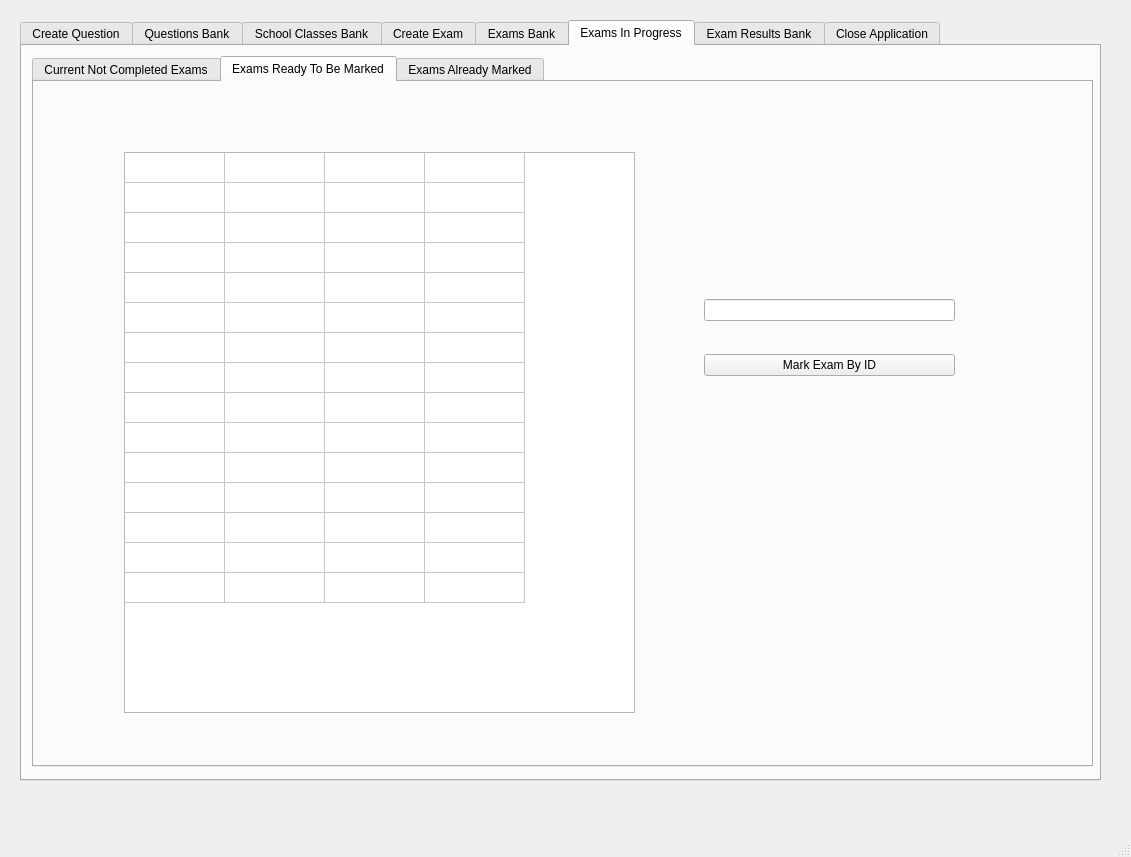
Above: GUI/TeacherGUIQtDesigner.ui from applet199/OOPCourseWorkTwo before the change. Below: the same form after it.
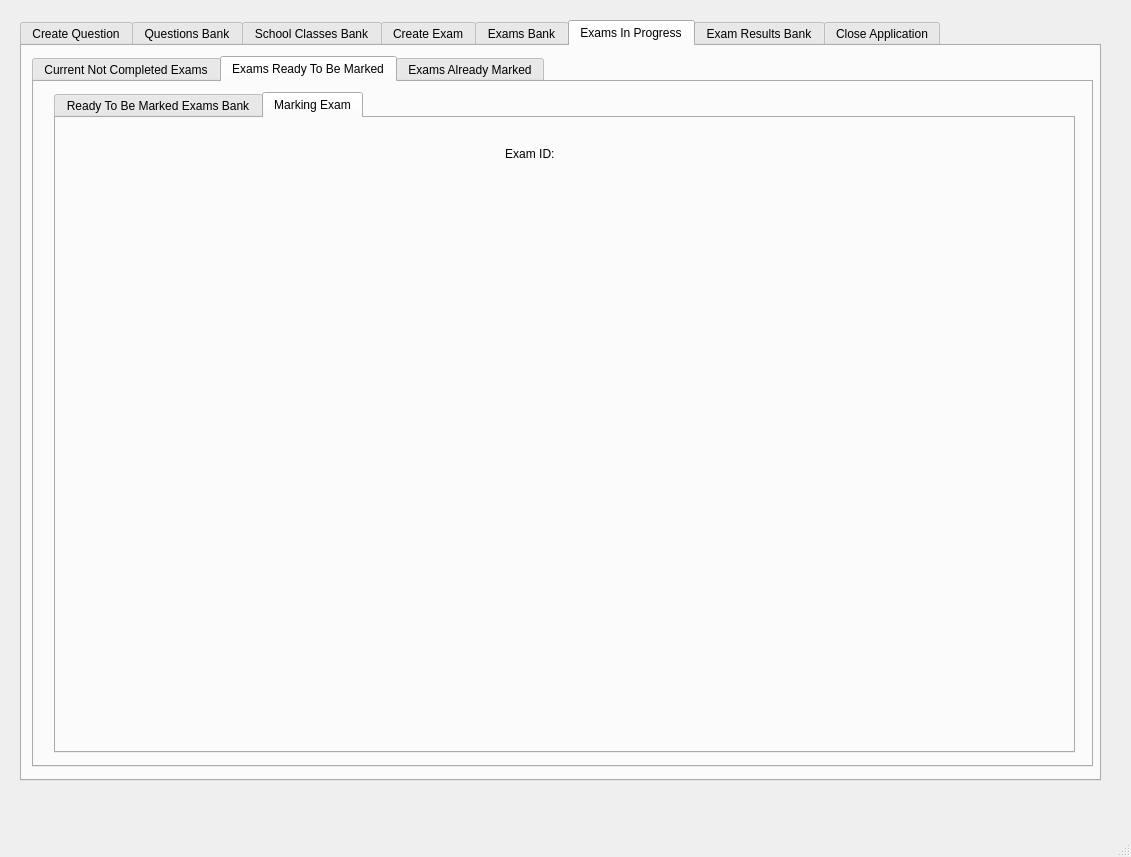
That is the form after the change. The open tabs and pages were chosen to show the change.

```diff
--- a/GUI/TeacherGUIQtDesigner.ui
+++ b/GUI/TeacherGUIQtDesigner.ui
@@ -2361,11 +2361,43 @@
        <attribute name="title">
         <string>Exams Ready To Be Marked</string>
        </attribute>
+       <widget class="QLabel" name="label_16">
+        <property name="geometry">
+         <rect>
+          <x>690</x>
+          <y>380</y>
+          <width>211</width>
+          <height>71</height>
+         </rect>
+        </property>
+        <property name="text">
+         <string/>
+        </property>
+        <property name="alignment">
+         <set>Qt::AlignCenter</set>
+        </property>
+       </widget>
+       <widget class="QTabWidget" name="tabWidget_3">
+        <property name="geometry">
+         <rect>
+          <x>20</x>
+          <y>10</y>
+          <width>1021</width>
+          <height>661</height>
+         </rect>
+        </property>
+        <property name="currentIndex">
+         <number>1</number>
+        </property>
+        <widget class="QWidget" name="tab_25">
+         <attribute name="title">
+          <string>Ready To Be Marked Exams Bank</string>
+         </attribute>
        <widget class="QTableWidget" name="tableWidget_17">
         <property name="geometry">
          <rect>
-          <x>90</x>
-          <y>70</y>
+            <x>50</x>
+            <y>40</y>
           <width>511</width>
           <height>561</height>
          </rect>
@@ -2405,23 +2437,7 @@
        <widget class="QLabel" name="label_16">
         <property name="geometry">
          <rect>
-          <x>690</x>
-          <y>380</y>
-          <width>211</width>
-          <height>71</height>
-         </rect>
-        </property>
-        <property name="text">
-         <string/>
-        </property>
-        <property name="alignment">
-         <set>Qt::AlignCenter</set>
-        </property>
-       </widget>
-       <widget class="QWidget" name="">
-        <property name="geometry">
-         <rect>
-          <x>670</x>
+            <x>660</x>
           <y>190</y>
           <width>251</width>
           <height>131</height>
@@ -2439,6 +2455,29 @@
           </widget>
          </item>
         </layout>
+         </widget>
+        </widget>
+        <widget class="QWidget" name="tab_26">
+         <attribute name="title">
+          <string>Marking Exam</string>
+         </attribute>
+         <widget class="QLabel" name="label_49">
+          <property name="geometry">
+           <rect>
+            <x>390</x>
+            <y>20</y>
+            <width>171</width>
+            <height>31</height>
+           </rect>
+          </property>
+          <property name="text">
+           <string>Exam ID: </string>
+          </property>
+          <property name="alignment">
+           <set>Qt::AlignCenter</set>
+          </property>
+         </widget>
+        </widget>
        </widget>
       </widget>
       <widget class="QWidget" name="tab_24">
```
Left out of the diff: 6 changed lines with no effect on the pictures. Lines whose indentation alone changed are shown as unchanged.
